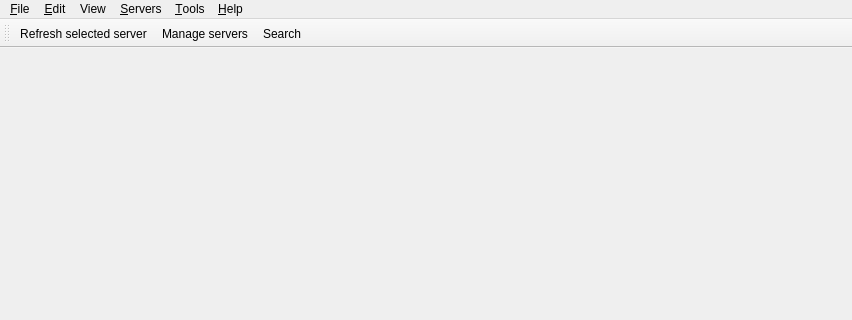
This is Viewer/src/MainWindow.ui in ecmwf/ecflow as Qt 5 draws it before an edit; both pictures show x 0 to 852 and y 0 to 320 of the 852 by 675 pixel window. The edited form follows.
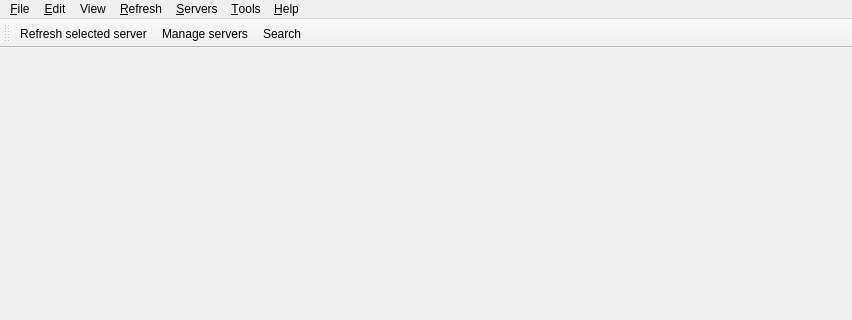
This is the edited form. Icons and pictures are not drawn.

```diff
--- a/Viewer/src/MainWindow.ui
+++ b/Viewer/src/MainWindow.ui
@@ -107,9 +107,20 @@
     </property>
     <addaction name="actionSearch"/>
    </widget>
+   <widget class="QMenu" name="menuRefresh">
+    <property name="title">
+     <string>&amp;Refresh</string>
+    </property>
+    <addaction name="actionReset"/>
+    <addaction name="actionResetSelected"/>
+    <addaction name="separator"/>
+    <addaction name="actionRefresh"/>
+    <addaction name="actionRefreshSelected"/>
+   </widget>
    <addaction name="menuLl"/>
    <addaction name="menuEdit"/>
    <addaction name="menuView"/>
+   <addaction name="menuRefresh"/>
    <addaction name="menuServer"/>
    <addaction name="menu_Tools"/>
    <addaction name="menu_Help"/>
```
Left out of the diff: 6 changed lines with no effect on the pictures.
